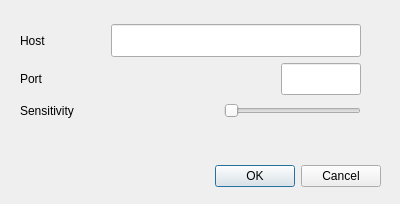
Above: source/EXTENSIONS/XML3D/source/XML3DSettings.ui from BALL-Project/ball before the change. Below: the same form after it.
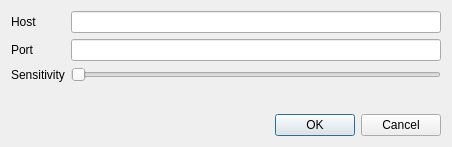
That is the form after the change.

Commit message: Fix multiple copies of XML3dSettings and fix its layout

Diff of the .ui file:
```diff
--- a/source/EXTENSIONS/XML3D/source/XML3DSettings.ui
+++ b/source/EXTENSIONS/XML3D/source/XML3DSettings.ui
@@ -6,166 +6,52 @@
    <rect>
     <x>0</x>
     <y>0</y>
-    <width>400</width>
-    <height>204</height>
+    <width>452</width>
+    <height>147</height>
    </rect>
   </property>
   <property name="windowTitle">
    <string>XML3D Settings</string>
   </property>
-  <widget class="QDialogButtonBox" name="buttonBox">
-   <property name="geometry">
-    <rect>
-     <x>40</x>
-     <y>160</y>
-     <width>341</width>
-     <height>32</height>
-    </rect>
-   </property>
-   <property name="orientation">
-    <enum>Qt::Horizontal</enum>
-   </property>
-   <property name="standardButtons">
-    <set>QDialogButtonBox::Cancel|QDialogButtonBox::Ok</set>
-   </property>
-  </widget>
-  <widget class="QWidget" name="">
-   <property name="geometry">
-    <rect>
-     <x>20</x>
-     <y>24</y>
-     <width>341</width>
-     <height>97</height>
-    </rect>
-   </property>
-   <layout class="QGridLayout" name="gridLayout">
-    <item row="0" column="0" colspan="3">
      <layout class="QVBoxLayout" name="verticalLayout">
       <item>
-       <layout class="QHBoxLayout" name="horizontalLayout_3">
-        <item>
+    <layout class="QFormLayout" name="formLayout">
+     <item row="0" column="0">
          <widget class="QLabel" name="label">
           <property name="text">
            <string>Host</string>
           </property>
          </widget>
         </item>
-        <item>
-         <spacer name="horizontalSpacer_2">
-          <property name="orientation">
-           <enum>Qt::Horizontal</enum>
-          </property>
-          <property name="sizeHint" stdset="0">
-           <size>
-            <width>40</width>
-            <height>20</height>
-           </size>
-          </property>
-         </spacer>
-        </item>
-        <item>
+     <item row="0" column="1">
          <widget class="QLineEdit" name="host_edit">
-          <property name="sizePolicy">
-           <sizepolicy hsizetype="Fixed" vsizetype="Fixed">
-            <horstretch>0</horstretch>
-            <verstretch>0</verstretch>
-           </sizepolicy>
-          </property>
-          <property name="minimumSize">
-           <size>
-            <width>250</width>
-            <height>25</height>
-           </size>
-          </property>
-          <property name="maximumSize">
-           <size>
-            <width>80</width>
-            <height>1000</height>
-           </size>
-          </property>
           <property name="toolTip">
            <string>Position x</string>
           </property>
          </widget>
         </item>
-       </layout>
-      </item>
-      <item>
-       <layout class="QHBoxLayout" name="horizontalLayout_2">
-        <item>
+     <item row="1" column="0">
          <widget class="QLabel" name="label_2">
           <property name="text">
            <string>Port</string>
           </property>
          </widget>
         </item>
-        <item>
-         <layout class="QHBoxLayout" name="horizontalLayout">
-          <item>
-           <spacer name="horizontalSpacer">
-            <property name="orientation">
-             <enum>Qt::Horizontal</enum>
-            </property>
-            <property name="sizeHint" stdset="0">
-             <size>
-              <width>158</width>
-              <height>20</height>
-             </size>
-            </property>
-           </spacer>
-          </item>
-          <item>
+     <item row="1" column="1">
            <widget class="QLineEdit" name="port_edit">
-            <property name="sizePolicy">
-             <sizepolicy hsizetype="Preferred" vsizetype="Preferred">
-              <horstretch>0</horstretch>
-              <verstretch>0</verstretch>
-             </sizepolicy>
-            </property>
-            <property name="minimumSize">
-             <size>
-              <width>30</width>
-              <height>25</height>
-             </size>
-            </property>
-            <property name="maximumSize">
-             <size>
-              <width>80</width>
-              <height>500</height>
-             </size>
-            </property>
             <property name="toolTip">
              <string>Position x</string>
             </property>
            </widget>
           </item>
-         </layout>
-        </item>
-       </layout>
-      </item>
-     </layout>
-    </item>
-    <item row="1" column="0">
+     <item row="2" column="0">
      <widget class="QLabel" name="label_3">
       <property name="text">
        <string>Sensitivity</string>
       </property>
      </widget>
     </item>
-    <item row="1" column="1">
-     <spacer name="horizontalSpacer_3">
-      <property name="orientation">
-       <enum>Qt::Horizontal</enum>
-      </property>
-      <property name="sizeHint" stdset="0">
-       <size>
-        <width>98</width>
-        <height>20</height>
-       </size>
-      </property>
-     </spacer>
-    </item>
-    <item row="1" column="2">
+     <item row="2" column="1">
      <widget class="QSlider" name="sensitivity_slider">
       <property name="minimum">
        <number>1</number>
@@ -179,7 +65,18 @@
      </widget>
     </item>
    </layout>
-  </widget>
+   </item>
+   <item>
+    <widget class="QDialogButtonBox" name="buttonBox">
+     <property name="orientation">
+      <enum>Qt::Horizontal</enum>
+     </property>
+     <property name="standardButtons">
+      <set>QDialogButtonBox::Cancel|QDialogButtonBox::Ok</set>
+     </property>
+    </widget>
+   </item>
+  </layout>
  </widget>
  <resources/>
  <connections>
```
Lines whose indentation alone changed are shown as unchanged. The commit also changes 2 other files.
